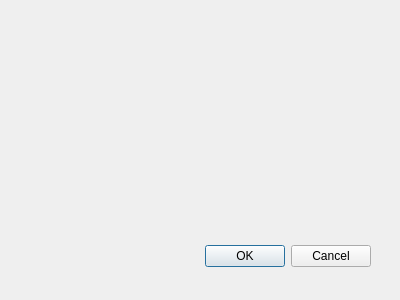
This is projeto/ellipsoiddialog.ui in davisouzaf/projetoProgramacao as Qt 5 draws it before an edit. The edited form follows.
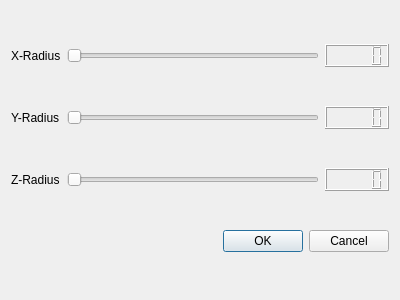
This is the edited form.

```diff
--- a/projeto/ellipsoiddialog.ui
+++ b/projeto/ellipsoiddialog.ui
@@ -15,22 +15,69 @@
   <property name="windowTitle">
    <string>Dialog</string>
   </property>
-  <widget class="QDialogButtonBox" name="buttonBox">
-   <property name="geometry">
-    <rect>
-     <x>30</x>
-     <y>240</y>
-     <width>341</width>
-     <height>32</height>
-    </rect>
-   </property>
-   <property name="orientation">
-    <enum>Qt::Horizontal</enum>
-   </property>
-   <property name="standardButtons">
-    <set>QDialogButtonBox::Cancel|QDialogButtonBox::Ok</set>
-   </property>
-  </widget>
+  <layout class="QGridLayout" name="gridLayout">
+   <item row="0" column="0">
+    <widget class="QLabel" name="label">
+     <property name="text">
+      <string>X-Radius</string>
+     </property>
+    </widget>
+   </item>
+   <item row="0" column="1">
+    <widget class="QSlider" name="horizontalSlider">
+     <property name="orientation">
+      <enum>Qt::Horizontal</enum>
+     </property>
+    </widget>
+   </item>
+   <item row="0" column="2">
+    <widget class="QLCDNumber" name="lcdNumber"/>
+   </item>
+   <item row="1" column="0">
+    <widget class="QLabel" name="label_2">
+     <property name="text">
+      <string>Y-Radius</string>
+     </property>
+    </widget>
+   </item>
+   <item row="1" column="1">
+    <widget class="QSlider" name="horizontalSlider_2">
+     <property name="orientation">
+      <enum>Qt::Horizontal</enum>
+     </property>
+    </widget>
+   </item>
+   <item row="1" column="2">
+    <widget class="QLCDNumber" name="lcdNumber_2"/>
+   </item>
+   <item row="2" column="0">
+    <widget class="QLabel" name="label_3">
+     <property name="text">
+      <string>Z-Radius</string>
+     </property>
+    </widget>
+   </item>
+   <item row="2" column="1">
+    <widget class="QSlider" name="horizontalSlider_3">
+     <property name="orientation">
+      <enum>Qt::Horizontal</enum>
+     </property>
+    </widget>
+   </item>
+   <item row="2" column="2">
+    <widget class="QLCDNumber" name="lcdNumber_3"/>
+   </item>
+   <item row="3" column="0" colspan="3">
+    <widget class="QDialogButtonBox" name="buttonBox">
+     <property name="orientation">
+      <enum>Qt::Horizontal</enum>
+     </property>
+     <property name="standardButtons">
+      <set>QDialogButtonBox::Cancel|QDialogButtonBox::Ok</set>
+     </property>
+    </widget>
+   </item>
+  </layout>
  </widget>
  <pixmapfunction/>
  <resources/>
```
Left out of the diff: 65 changed lines with no effect on the pictures.
